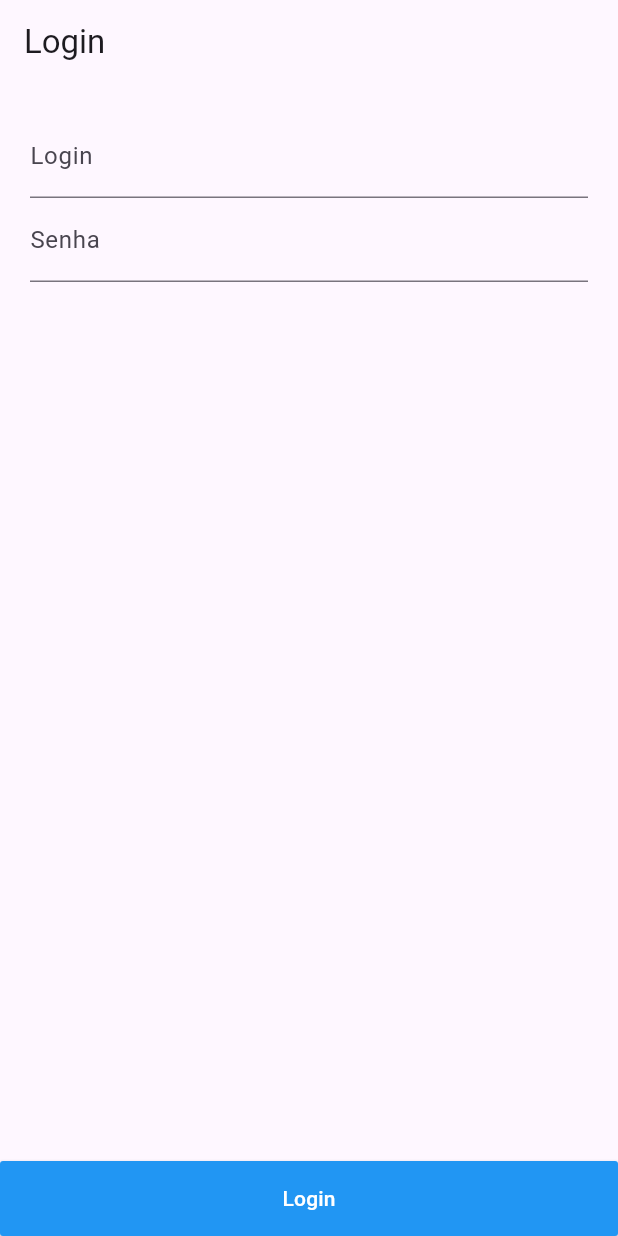
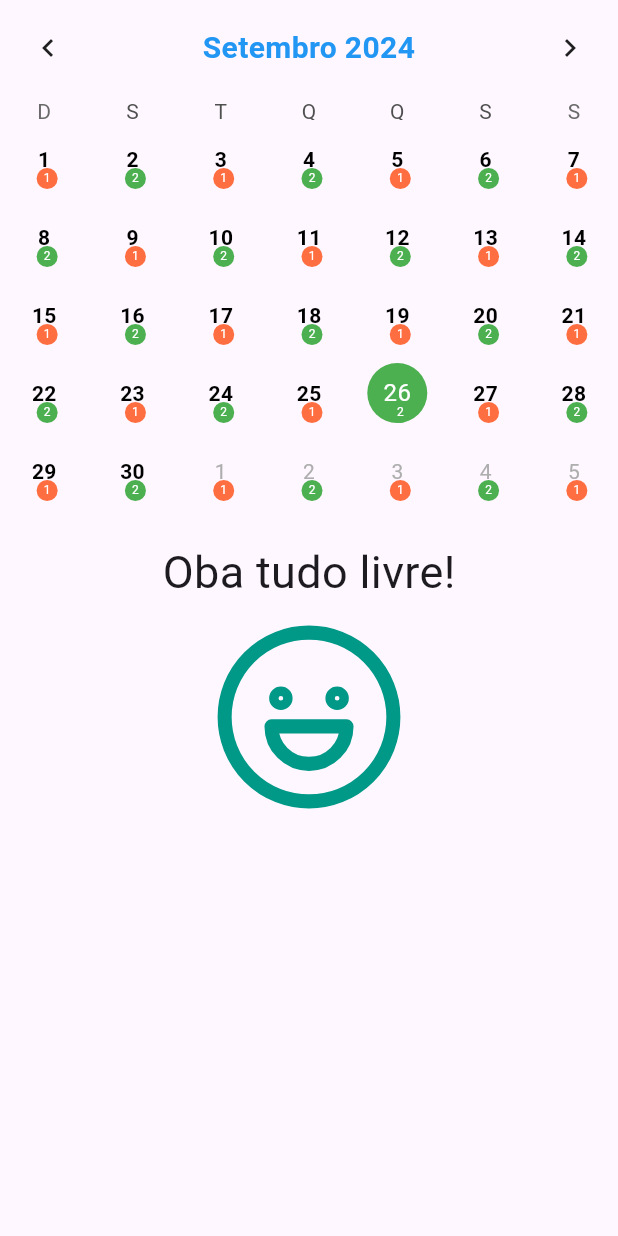
Before and after one commit to EvanioSilva/app_redes_sociais, a Flutter app: the screen it shows after launch, on a phone screen of 412 x 824 dp. Run offline on Flutter 3.47's test engine with Material 3 defaults, Android fonts, the phone set to English and light mode, and no system bars; drawn by our look-alikes of table_calendar; our stand-ins replace badges, carousel_slider, connectivity, flutter_svg, get and 1 more; missing offline and left inert: dart:ffi, flutter_carousel_slider; accounts and stored records are empty.

Commit message:
calendar

```diff
--- /dev/null
+++ b/lib/controllers/calendar_controller.dart
@@ -0,0 +1,81 @@
+import 'package:get/get.dart';
+import 'package:table_calendar/table_calendar.dart';
+
+class CalendarController extends GetxController {
+
+  /// Datas Aux. Calendário
+  late DateTime primeiroDia;
+  late DateTime ultimoDia;
+  late DateTime diaAtual;
+
+  /// Conteúdo da agenda no dia selecionado
+  List<String> agenda = [];
+
+  /// Formatação inicial calendário - Visão semana
+  CalendarFormat calendarFormat = CalendarFormat.month;
+
+  /// Tradução Textos Calendário
+  String locale = 'pt-BR';
+
+  /// Outros Formatos
+  Map<CalendarFormat, String> availableCalendarFormats = {
+    CalendarFormat.month: 'Mês',
+    CalendarFormat.week: 'Semana',
+    CalendarFormat.twoWeeks: 'Quinzena'
+  };
+
+
+  @override
+  void onInit() async {
+    // Parâmetros Iniciais
+    primeiroDia = DateTime.now().add(Duration(days: -365));
+    ultimoDia = DateTime.now().add(Duration(days: 365));
+    diaAtual = DateTime.now();
+
+    // Agenda do dia atual
+    getProgramacaoDia(diaAtual);
+
+    super.onInit();
+  }
+
+  // Busca a agenda do dia
+  Future getProgramacaoDia(data) async {
+    // Seta dia atual
+    diaAtual = data;
+
+    // busca dados da agenda
+    getAgenda(data);
+
+    // refresh ui
+    update(['calendario', 'agenda']);
+  }
+
+  // Dados Mock
+  void getAgenda(DateTime data) {
+    // reseta lista
+    agenda.clear();
+
+    // popula lista
+    if (data.day == 27 ) {
+      agenda = [
+        '09:30 : Meeting com Buzz Lightyear & Woody',
+        '12:30 : Almoço com Pica-Pau',
+        '20:30 : Jantar com Penelope Charmosa',
+      ];
+    } else if (data.day == 28) {
+      agenda = [
+        '08:45 : Passeio no parque com Peppa Pig',
+        '12:30 : Almoço com Shrek & Fiona',
+        '22:00 : Palestra com os Jetsons',
+      ];
+    }
+  }
+
+  // Modo view do calendário
+  void onFormatChanged(format) {
+    calendarFormat = format;
+    // refresh ui
+    update(['calendario']);
+  }
+
+}
--- /dev/null
+++ b/lib/examples/calendar/calendar_page.dart
@@ -0,0 +1,180 @@
+import 'package:app_redes_sociais/controllers/calendar_controller.dart';
+import 'package:flutter/material.dart';
+import 'package:flutter_svg/flutter_svg.dart';
+import 'package:get/get.dart';
+import 'package:table_calendar/table_calendar.dart';
+import 'package:intl/intl.dart';
+
+class CalendarPage extends GetView<CalendarController> {
+  const CalendarPage({Key? key}) : super(key: key);
+
+  @override
+  Widget build(BuildContext context) {
+    return Scaffold(
+      body: _buildCalendar(),
+    );
+  }
+
+  Widget _buildCalendar() {
+    return GetBuilder<CalendarController>(
+        id: 'calendario',
+        builder: (context) {
+          return Column(
+            children: [
+              Container(
+                child: TableCalendar(
+                  firstDay: controller.primeiroDia,
+                  lastDay: controller.ultimoDia,
+                  focusedDay: controller.diaAtual,
+
+                  selectedDayPredicate: (day) =>
+                      isSameDay(day, controller.diaAtual),
+
+                  onDaySelected: (dayInicio, dayFim) async {
+                    controller.getProgramacaoDia(dayInicio);
+                  },
+
+                  locale: controller.locale,
+
+                  calendarFormat: controller.calendarFormat,
+                  onFormatChanged: (day) => controller.onFormatChanged(day),
+
+                  calendarBuilders: CalendarBuilders(
+                      markerBuilder: (context, day, int) {
+                        return getWidgetCellMarker(day);
+                      }
+                  ),
+
+
+                  // Formatação Mês/Ano
+                  headerStyle: HeaderStyle(
+                      titleCentered: true,
+                      formatButtonVisible: false,
+                      titleTextStyle: const TextStyle(
+                          fontSize: 20,
+                          fontWeight: FontWeight.bold,
+                          color: Colors.blue),
+                      titleTextFormatter: (day, locale) =>
+                          DateFormat('MMMM yyyy', locale)
+                              .format(day)
+                              .capitalize!),
+
+                  // Formatação dia semana
+                  daysOfWeekStyle: DaysOfWeekStyle(
+                      dowTextFormatter: (day, locale) =>
+                          DateFormat.E(controller.locale)
+                              .format(day)[0]
+                              .toUpperCase()),
+
+                  // Formatação dia mês
+                  calendarStyle: CalendarStyle(
+                    defaultTextStyle: const TextStyle(
+                        color: Colors.black, fontWeight: FontWeight.bold),
+                    weekendTextStyle: const TextStyle(
+                        color: Colors.black, fontWeight: FontWeight.bold),
+                    todayDecoration: const BoxDecoration(
+                      shape: BoxShape.circle,
+                      color: Colors.blue,
+                    ),
+                    selectedTextStyle: TextStyle(
+                      color: Colors.white,
+                      fontWeight: isSameDay(DateTime.now(), controller.diaAtual)
+                          ? FontWeight.normal
+                          : FontWeight.bold,
+                      fontSize: isSameDay(DateTime.now(), controller.diaAtual)
+                          ? 16
+                          : 14,
+                    ),
+                    selectedDecoration: const BoxDecoration(
+                        shape: BoxShape.circle, color: Colors.green),
+                  ),
+                ),
+              ),
+              Flexible(child: _buildAgenda(controller.diaAtual))
+            ],
+          );
+        });
+  }
+
+  Widget _buildAgenda(DateTime data) {
+    return GetBuilder<CalendarController>(
+      id: 'agenda',
+      builder: (context) {
+        return controller.agenda.isEmpty
+            ? Container(
+                margin: EdgeInsets.only(top: 20),
+                child: Column(
+                  children: [
+                    const Text(
+                      'Oba tudo livre!',
+                      style: const TextStyle(fontSize: 30),
+                    ),
+                    SvgPicture.asset(
+                      'assets/images/feliz.svg',
+                      width: 150,
+                    ),
+                  ],
+                ),
+              )
+            : Container(
+                padding: const EdgeInsets.all(6),
+                child: Column(
+                  children: [
+                    Flexible(
+                      child: SizedBox(
+                        height: 60,
+                        width: 60,
+                        child: CircleAvatar(
+                          backgroundColor: Colors.orange,
+                          child: Text(
+                            data.day.toString(),
+                            style: TextStyle(color: Colors.white),
+                          ),
+                        ),
+                      ),
+                    ),
+                    Flexible(
+                      flex: 2,
+                      child: ListView.builder(
+                        itemCount: controller.agenda.length,
+                        itemBuilder: (BuildContext context, int index) {
+                          return Card(
+                            child: ListTile(
+                              title: Text(
+                                controller.agenda[index],
+                                style: const TextStyle(
+                                    fontSize: 18, fontWeight: FontWeight.bold),
+                              ),
+                            ),
+                          );
+                        },
+                      ),
+                    ),
+                  ],
+                ),
+              );
+      },
+    );
+  }
+
+  // Marcar os dias
+  Widget getWidgetCellMarker(DateTime day) {
+    var qtde = day.day % 2 == 0 ? 2 : 1;
+
+    return Container(
+        padding: EdgeInsets.all(2),
+        margin: EdgeInsets.only(bottom: 4, left: 4),
+        height: 18,
+        width: 14,
+        alignment: Alignment.center,
+        decoration: BoxDecoration(
+            shape: BoxShape.circle,
+            color: (qtde == 1) ? Colors.deepOrangeAccent : Colors.green
+        ),
+        child: Text(qtde.toString(),
+          style: TextStyle(color: Colors.white, fontSize: 8),
+        )
+    );
+  }
+
+}
--- a/lib/main.dart
+++ b/lib/main.dart
@@ -1,10 +1,14 @@
+import 'package:app_redes_sociais/examples/calendar/calendar_page.dart';
 import 'package:app_redes_sociais/login/login_page.dart';
 import 'package:flutter/material.dart';
 import 'package:get/get.dart';
+import 'controllers/calendar_controller.dart';
 import 'controllers/main_controller.dart';
 import 'examples/carousel/carousel.dart';
+import 'package:intl/date_symbol_data_local.dart';
 
-void main() {
+void main() async {
+  await initializeDateFormatting('pt_BR');
   runApp(const MyApp());
 }
 
@@ -22,8 +26,9 @@ class MyApp extends StatelessWidget {
       ),
       initialBinding: BindingsBuilder((){
         Get.put(MainController());
+        Get.put(CalendarController());
       }),
-      home: LoginPage(),
+      home: CalendarPage(),
     );
   }
 }
--- a/pubspec.yaml
+++ b/pubspec.yaml
@@ -41,6 +41,7 @@ dependencies:
   connectivity: ^3.0.6
   carousel_slider: ^4.2.1
   flutter_carousel_slider: ^1.0.7
+  table_calendar: ^3.0.9
 
 dev_dependencies:
   flutter_test:
```
Also changed, not shown: pubspec.lock.
